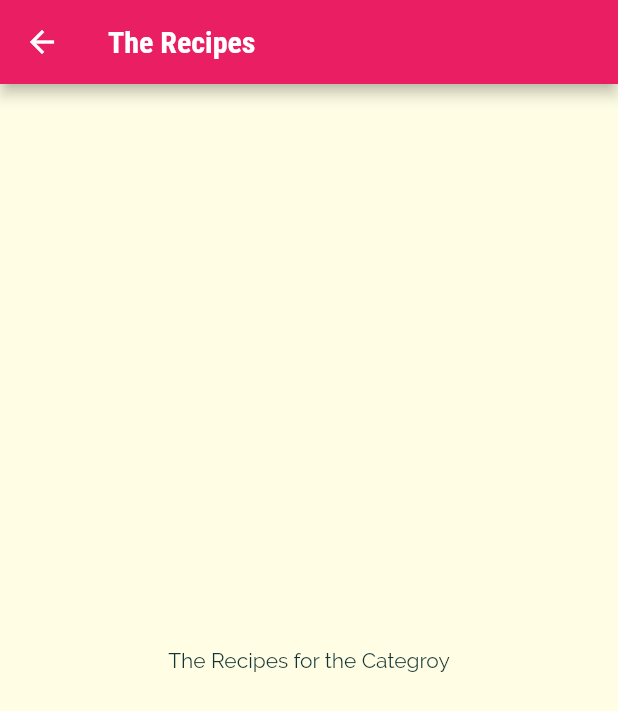
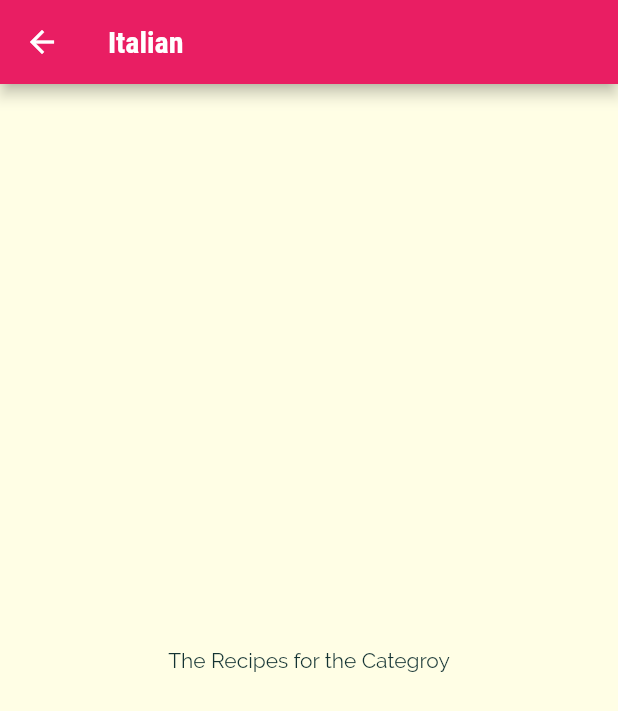
Before and after one commit to Ben1980/learn_flutter, a Flutter app: the screen it shows after launch, after a tap on "Italian", on a phone screen of 412 x 824 dp. Shown: the top 711 px of the screen. Run offline on Flutter 3.47's test engine with Material 2 defaults, Android fonts, the phone set to English and light mode, and no system bars; missing offline and left inert: dart:ffi.

Commit message:
loading pages

```diff
--- a/meals_app/lib/categories_screen.dart
+++ b/meals_app/lib/categories_screen.dart
@@ -17,6 +17,7 @@ class CategoriesScreen extends StatelessWidget {
         children: DUMMY_CATEGORIES
             .map(
               (category) => CategoryItem(
+                id: category.id,
                 title: category.title,
                 color: category.color,
               ),
--- a/meals_app/lib/category_item.dart
+++ b/meals_app/lib/category_item.dart
@@ -2,11 +2,13 @@ import 'package:flutter/material.dart';
 import './category_meals_screen.dart';
 
 class CategoryItem extends StatelessWidget {
+  final String id;
   final String title;
   final Color color;
 
   const CategoryItem({
     Key? key,
+    required this.id,
     required this.title,
     required this.color,
   }) : super(key: key);
@@ -15,7 +17,10 @@ class CategoryItem extends StatelessWidget {
     Navigator.of(context).push(
       MaterialPageRoute(
         builder: (_) {
-          return const CategoryMealsScreen();
+          return CategoryMealsScreen(
+            categroyId: id,
+            categroyTitle: title,
+          );
         },
       ),
     );
--- a/meals_app/lib/category_meals_screen.dart
+++ b/meals_app/lib/category_meals_screen.dart
@@ -1,13 +1,20 @@
 import 'package:flutter/material.dart';
 
 class CategoryMealsScreen extends StatelessWidget {
-  const CategoryMealsScreen({Key? key}) : super(key: key);
+  final String categroyId;
+  final String categroyTitle;
+
+  const CategoryMealsScreen({
+    Key? key,
+    required this.categroyId,
+    required this.categroyTitle,
+  }) : super(key: key);
 
   @override
   Widget build(BuildContext context) {
     return Scaffold(
       appBar: AppBar(
-        title: Text('The Recipes'),
+        title: Text(categroyTitle),
       ),
       body: Center(
         child: Text(
```
